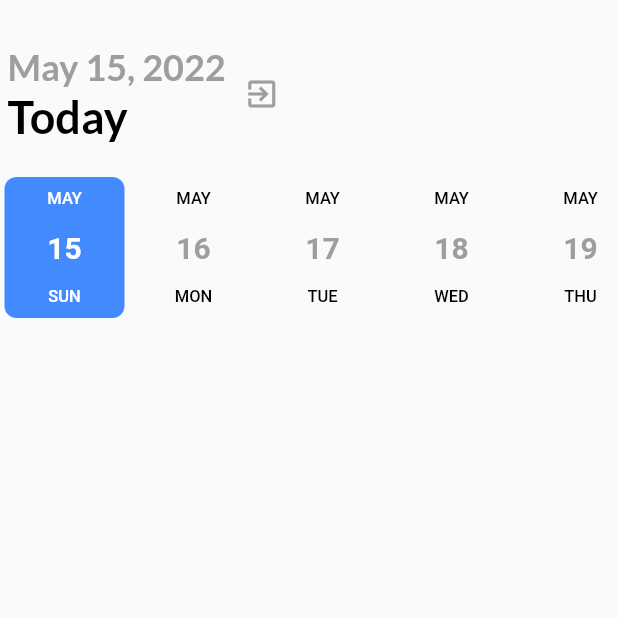
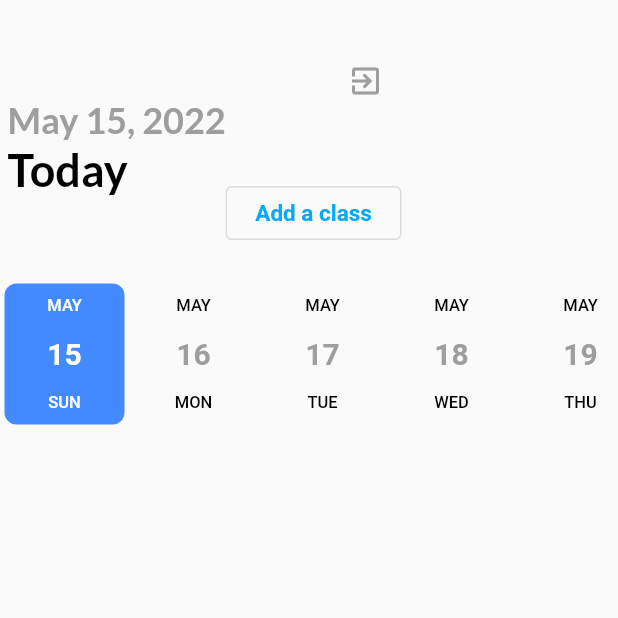
Before and after one commit to haydenang/Tutor_me, a Flutter app: the ClassesEnrolled screen opened directly, on a phone screen of 412 x 824 dp, the top half of it. Run offline on Flutter 3.47's test engine with Material 2 defaults, Android fonts, the phone set to English and light mode, and no system bars; drawn by our look-alikes of date_picker_timeline; our stand-ins replace cloud_firestore, firebase_auth, firebase_core, fluttertoast, google_fonts; accounts and stored records are empty.

Commit message:
Added upload navigation

```diff
--- a/lib/Screens/classesEnrolled.dart
+++ b/lib/Screens/classesEnrolled.dart
@@ -5,6 +5,8 @@ import 'package:fluttertoast/fluttertoast.dart';
 import 'package:google_fonts/google_fonts.dart';
 import 'package:intl/intl.dart';
 import 'package:tutor_me/Screens/loginPage.dart';
+
+import '../upload.dart';
 
 // main() {
 //   runApp(MyClassesEnrolled());
@@ -35,8 +37,8 @@ class _ClassesEnrolledState extends State<ClassesEnrolled> {
   Widget build(BuildContext context) {
     // TODO: implement build
     //throw UnimplementedError();
-    return Scaffold(
-      body: Column(children: [
+    return  Scaffold(
+       body: Column(children: [
         _addTaskBar(context),
         _addDateBar(),
       ]),
@@ -87,6 +89,22 @@ _addTaskBar(BuildContext context) {
                         MaterialPageRoute(builder: (context) => LoginPage()));
                   });
                 }),
+            const SizedBox(
+              height: 40,
+            ),
+            OutlinedButton(onPressed: () {
+                Navigator.push(context, MaterialPageRoute(builder: (context) =>
+                const MyUpload()));
+            },
+              child: const Text(
+              " Add a class ",
+              style: TextStyle(
+                color: Colors.lightBlue,
+                fontWeight: FontWeight.bold,
+                fontSize: 15,
+              ),
+            ),
+            )
           ],
         ),
       ],
```
